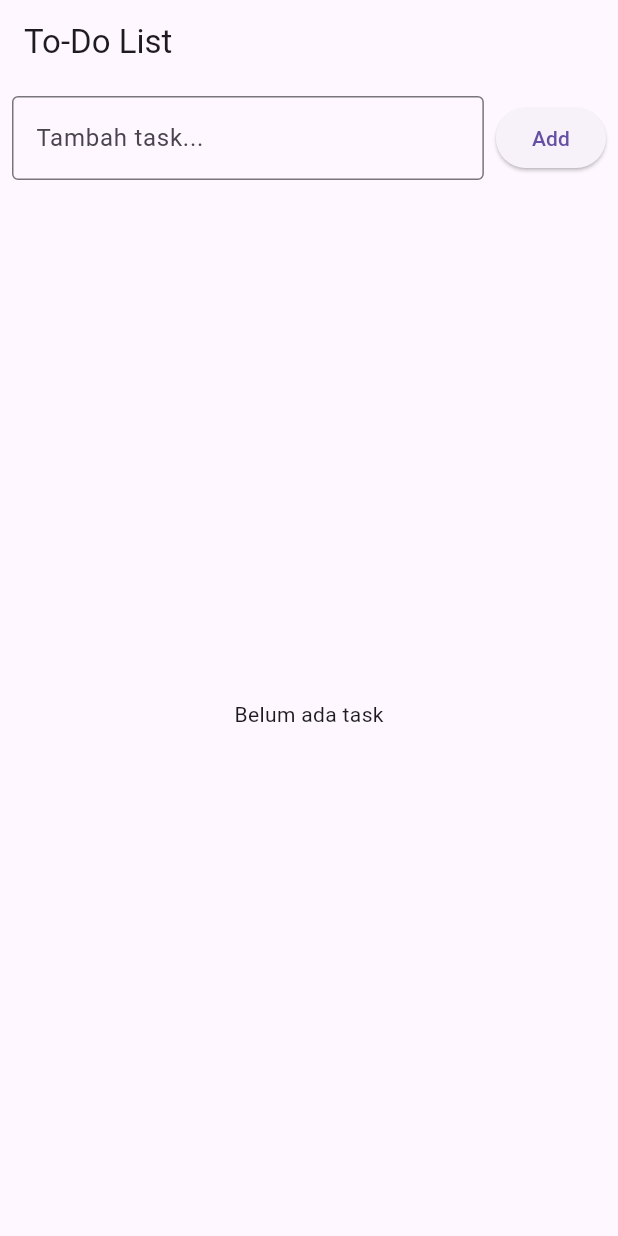
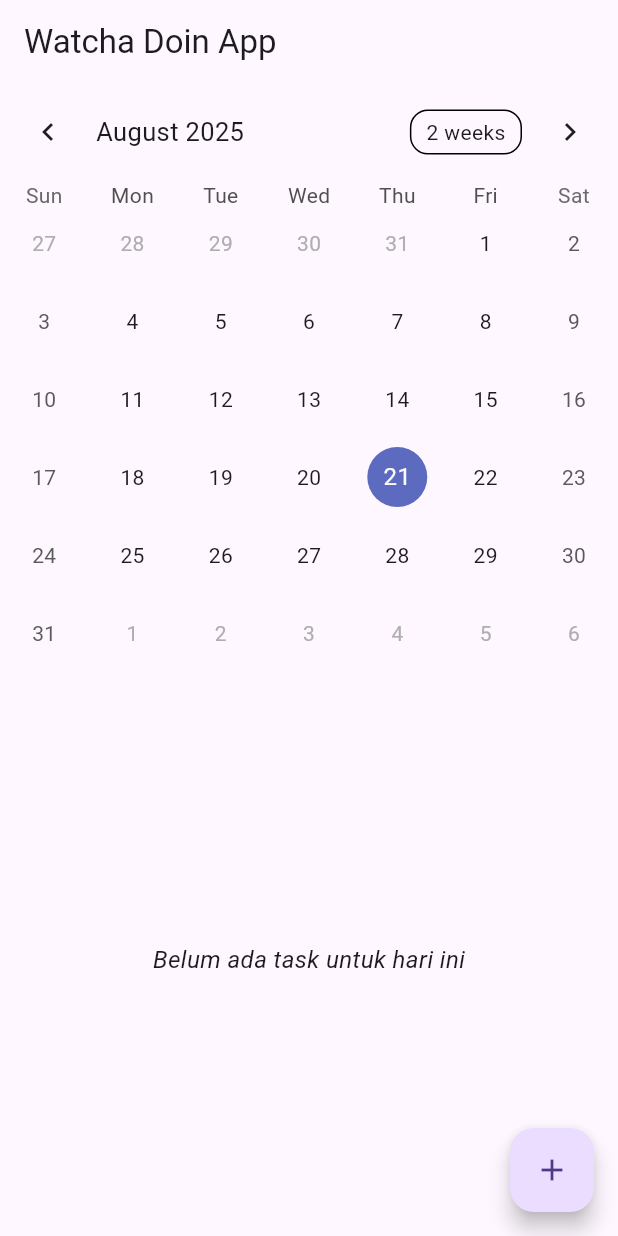
Before and after one commit to satriobp-lab/WatchaDoinApp, a Flutter app: the screen it shows after launch, on a phone screen of 412 x 824 dp. Run offline on Flutter 3.47's test engine with Material 3 defaults, Android fonts, the light colour scheme and no system bars; drawn by our look-alikes of table_calendar; our stand-ins replace shared_preferences.

Commit message:
Update: tambah fitur priority setelah add task

```diff
--- a/lib/main.dart
+++ b/lib/main.dart
@@ -1,137 +1,276 @@
 import 'dart:convert';
 import 'package:flutter/material.dart';
 import 'package:shared_preferences/shared_preferences.dart';
-import 'models/task.dart';
+import 'package:table_calendar/table_calendar.dart';
 
 void main() {
-  runApp(const ToDoApp());
+  runApp(const MyApp());
 }
 
-class ToDoApp extends StatelessWidget {
-  const ToDoApp({super.key});
+class Task {
+  String title;
+  bool isDone;
+  String priority;
+
+  Task({required this.title, this.isDone = false, this.priority = "Medium"});
+
+  Map<String, dynamic> toMap() => {
+    'title': title,
+    'isDone': isDone,
+    'priority': priority,
+  };
+
+  factory Task.fromMap(Map<String, dynamic> map) => Task(
+    title: map['title'],
+    isDone: map['isDone'],
+    priority: map['priority'],
+  );
+}
+
+class MyApp extends StatelessWidget {
+  const MyApp({super.key});
 
   @override
   Widget build(BuildContext context) {
     return MaterialApp(
-      title: 'Watcha Doin, To-Do List',
+      title: 'Watcha Doin App',
       theme: ThemeData(primarySwatch: Colors.blue),
-      home: const ToDoHomePage(),
+      home: const CalendarScreen(),
     );
   }
 }
 
-class ToDoHomePage extends StatefulWidget {
-  const ToDoHomePage({super.key});
+class CalendarScreen extends StatefulWidget {
+  const CalendarScreen({super.key});
 
   @override
-  State<ToDoHomePage> createState() => _ToDoHomePageState();
+  State<CalendarScreen> createState() => _CalendarScreenState();
 }
 
-class _ToDoHomePageState extends State<ToDoHomePage> {
-  final TextEditingController _controller = TextEditingController();
-  List<Task> _tasks = [];
+class _CalendarScreenState extends State<CalendarScreen> {
+  DateTime _focusedDay = DateTime.now();
+  DateTime? _selectedDay;
+  Map<String, List<Task>> allTasks = {};
+  List<Task> tasksForSelectedDay = [];
 
   @override
   void initState() {
     super.initState();
-    _loadTasks();
+    _selectedDay = _focusedDay;
+    loadAllTasks();
   }
 
-  // Load tasks dari SharedPreferences
-  Future<void> _loadTasks() async {
+  String getDateKey(DateTime date) =>
+      "${date.year}-${date.month}-${date.day}";
+
+  Future<void> loadAllTasks() async {
     final prefs = await SharedPreferences.getInstance();
-    final String? tasksString = prefs.getString('tasks');
-    if (tasksString != null) {
-      final List decoded = jsonDecode(tasksString);
-      setState(() {
-        _tasks = decoded.map((e) => Task.fromJson(e)).toList();
-      });
+    final keys = prefs.getKeys();
+
+    Map<String, List<Task>> temp = {};
+    for (var key in keys) {
+      final data = prefs.getString(key);
+      if (data != null) {
+        List decoded = jsonDecode(data);
+        temp[key] = decoded.map((e) => Task.fromMap(e)).toList();
       }
     }
 
-  // Simpan tasks ke SharedPreferences
-  Future<void> _saveTasks() async {
-    final prefs = await SharedPreferences.getInstance();
-    final String encoded = jsonEncode(_tasks.map((e) => e.toJson()).toList());
-    await prefs.setString('tasks', encoded);
+    setState(() {
+      allTasks = temp;
+      tasksForSelectedDay = allTasks[getDateKey(_selectedDay!)] ?? [];
+    });
   }
 
-  void _addTask(String title) {
-    if (title.isEmpty) return;
-    setState(() {
-      _tasks.add(Task(title: title));
-      _controller.clear();
-    });
-    _saveTasks();
+  Future<void> saveTasks(DateTime day, List<Task> tasks) async {
+    final prefs = await SharedPreferences.getInstance();
+    await prefs.setString(getDateKey(day),
+        jsonEncode(tasks.map((t) => t.toMap()).toList()));
+    await loadAllTasks();
   }
 
-  void _toggleTask(int index) {
+  void addTask(String title) {
     setState(() {
-      _tasks[index].isDone = !_tasks[index].isDone;
+      tasksForSelectedDay.add(Task(title: title));
     });
-    _saveTasks();
+    saveTasks(_selectedDay!, tasksForSelectedDay);
   }
 
-  void _deleteTask(int index) {
+  void toggleTask(int index) {
     setState(() {
-      _tasks.removeAt(index);
+      tasksForSelectedDay[index].isDone = !tasksForSelectedDay[index].isDone;
     });
-    _saveTasks();
+    saveTasks(_selectedDay!, tasksForSelectedDay);
+  }
+
+  void deleteTask(int index) {
+    setState(() {
+      tasksForSelectedDay.removeAt(index);
+    });
+    saveTasks(_selectedDay!, tasksForSelectedDay);
+  }
+
+  void updatePriority(int index, String priority) {
+    setState(() {
+      tasksForSelectedDay[index].priority = priority;
+    });
+    saveTasks(_selectedDay!, tasksForSelectedDay);
+  }
+
+  Color getPriorityColor(String priority) {
+    switch (priority) {
+      case "High":
+        return Colors.red.shade200;
+      case "Medium":
+        return Colors.orange.shade200;
+      case "Low":
+        return Colors.green.shade200;
+      default:
+        return Colors.grey.shade200;
+    }
+  }
+
+  Future<void> showAddTaskDialog() async {
+    TextEditingController controller = TextEditingController();
+
+    await showDialog(
+      context: context,
+      builder: (context) {
+        return AlertDialog(
+          title: const Text("Add Task"),
+          content: TextField(
+            controller: controller,
+            decoration: const InputDecoration(hintText: "Enter task"),
+          ),
+          actions: [
+            TextButton(
+                onPressed: () => Navigator.pop(context),
+                child: const Text("Cancel")),
+            ElevatedButton(
+              onPressed: () {
+                if (controller.text.isNotEmpty) {
+                  addTask(controller.text);
+                }
+                Navigator.pop(context);
+              },
+              child: const Text("Add"),
+            )
+          ],
+        );
+      },
+    );
+  }
+
+  Future<void> confirmDelete(int index) async {
+    await showDialog(
+      context: context,
+      builder: (context) {
+        return AlertDialog(
+          title: const Text("Konfirmasi"),
+          content: const Text("Yakin mau hapus task ini?"),
+          actions: [
+            TextButton(
+              onPressed: () => Navigator.pop(context),
+              child: const Text("Batal"),
+            ),
+            ElevatedButton(
+              style: ElevatedButton.styleFrom(backgroundColor: Colors.red),
+              onPressed: () {
+                deleteTask(index);
+                Navigator.pop(context);
+              },
+              child: const Text("Hapus"),
+            ),
+          ],
+        );
+      },
+    );
+  }
+
+  List<Task> getEventsForDay(DateTime day) {
+    return allTasks[getDateKey(day)] ?? [];
   }
 
   @override
   Widget build(BuildContext context) {
     return Scaffold(
-      appBar: AppBar(title: const Text('To-Do List')),
+      appBar: AppBar(title: const Text("Watcha Doin App")),
       body: Column(
         children: [
-          // Input tambah task
-          Padding(
-            padding: const EdgeInsets.all(8.0),
-            child: Row(
-              children: [
-                Expanded(
-                  child: TextField(
-                    controller: _controller,
-                    decoration: const InputDecoration(
-                      labelText: "Tambah task...",
-                      border: OutlineInputBorder(),
+          // Calendar tetap fixed
+          TableCalendar<Task>(
+            focusedDay: _focusedDay,
+            firstDay: DateTime(2000),
+            lastDay: DateTime(2100),
+            selectedDayPredicate: (day) => isSameDay(_selectedDay, day),
+            onDaySelected: (selectedDay, focusedDay) {
+              setState(() {
+                _selectedDay = selectedDay;
+                _focusedDay = focusedDay;
+                tasksForSelectedDay = allTasks[getDateKey(selectedDay)] ?? [];
+              });
+            },
+            eventLoader: getEventsForDay,
+            calendarStyle: const CalendarStyle(
+              markerDecoration: BoxDecoration(
+                color: Colors.blue,
+                shape: BoxShape.circle,
               ),
             ),
           ),
-                const SizedBox(width: 8),
-                ElevatedButton(
-                  onPressed: () => _addTask(_controller.text),
-                  child: const Text("Add"),
+          const SizedBox(height: 8),
+
+          // LIST TASK dibungkus Expanded biar fleksibel scroll
+          Expanded(
+            child: tasksForSelectedDay.isEmpty
+                ? const Center(
+              child: Text(
+                "Belum ada task untuk hari ini",
+                style: TextStyle(
+                    fontSize: 16, fontStyle: FontStyle.italic),
               ),
-              ],
-            ),
-          ),
-          // List task
-          Expanded(
-            child: _tasks.isEmpty
-                ? const Center(child: Text("Belum ada task"))
+            )
                 : ListView.builder(
-              itemCount: _tasks.length,
+              itemCount: tasksForSelectedDay.length,
               itemBuilder: (context, index) {
-                final task = _tasks[index];
+                final task = tasksForSelectedDay[index];
                 return Card(
+                  color: getPriorityColor(task.priority).withOpacity(0.6),
                   child: ListTile(
-                    leading: Checkbox(
-                      value: task.isDone,
-                      onChanged: (_) => _toggleTask(index),
-                    ),
                     title: Text(
                       task.title,
                       style: TextStyle(
                         decoration: task.isDone
                             ? TextDecoration.lineThrough
-                            : TextDecoration.none,
+                            : null,
                       ),
                     ),
-                    trailing: IconButton(
+                    subtitle: Text("Priority: ${task.priority}"),
+                    leading: Checkbox(
+                      value: task.isDone,
+                      onChanged: (val) => toggleTask(index),
+                    ),
+                    trailing: Row(
+                      mainAxisSize: MainAxisSize.min,
+                      children: [
+                        PopupMenuButton<String>(
+                          onSelected: (value) =>
+                              updatePriority(index, value),
+                          itemBuilder: (context) => [
+                            const PopupMenuItem(
+                                value: "High", child: Text("High")),
+                            const PopupMenuItem(
+                                value: "Medium", child: Text("Medium")),
+                            const PopupMenuItem(
+                                value: "Low", child: Text("Low")),
+                          ],
+                          child: const Icon(Icons.more_vert),
+                        ),
+                        IconButton(
                           icon: const Icon(Icons.delete, color: Colors.red),
-                      onPressed: () => _deleteTask(index),
+                          onPressed: () => confirmDelete(index),
+                        ),
+                      ],
                     ),
                   ),
                 );
@@ -140,6 +279,10 @@ class _ToDoHomePageState extends State<ToDoHomePage> {
           ),
         ],
       ),
+      floatingActionButton: FloatingActionButton(
+        onPressed: showAddTaskDialog,
+        child: const Icon(Icons.add),
+      ),
     );
   }
 }
--- a/pubspec.yaml
+++ b/pubspec.yaml
@@ -36,6 +36,7 @@ dependencies:
   # Use with the CupertinoIcons class for iOS style icons.
   cupertino_icons: ^1.0.8
   shared_preferences: ^2.2.21
+  table_calendar: ^3.0.9
 
 dev_dependencies:
   flutter_test:
```
Also changed, not shown: pubspec.lock. Lines whose indentation alone changed are shown as unchanged.
